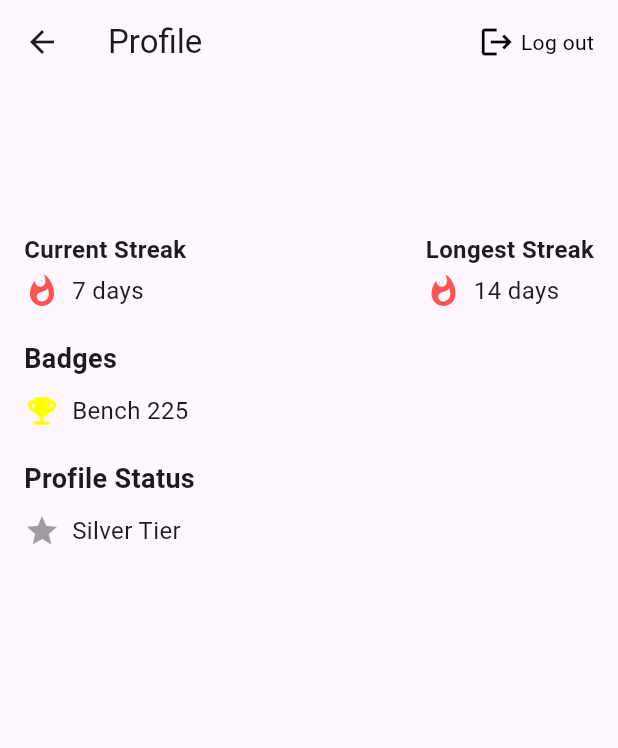
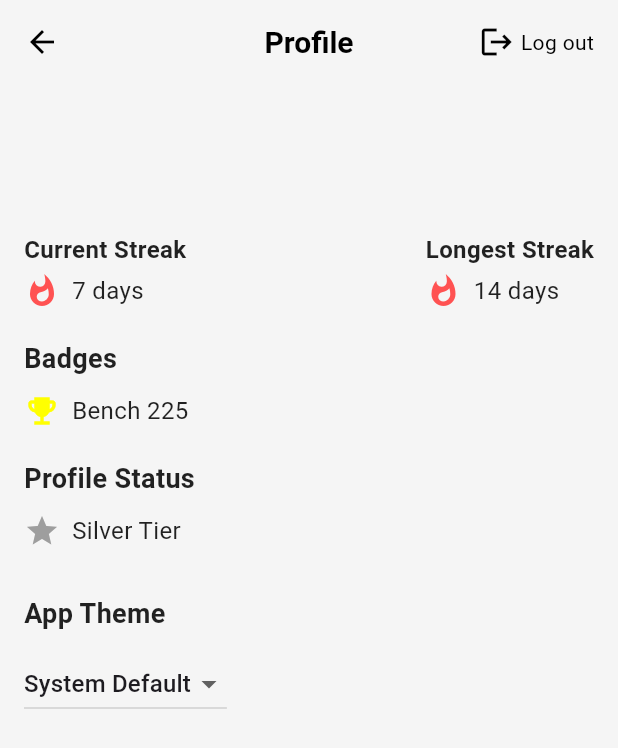
Before and after one commit to amarsheth19/GymGenius, a Flutter app: the ProfilePage screen opened directly, on a phone screen of 412 x 824 dp. Shown: the top 748 px of the screen. Run offline on Flutter 3.47's test engine with Material 3 defaults, Android fonts, the phone set to English and light mode, and no system bars; our stand-ins replace camera, cloud_firestore, firebase_auth, firebase_core, table_calendar, video_player; accounts and stored records are empty.

Commit message:
initalTheme
-> Created Light Mode and Dark Mode themes
-> Can access them via a dropdown in Profile (will move so that it is only accessible after you sign in)
-> Theme updates everywhere other than dashboard, so I will take a look at that later
-> Goal is to have more themes be unlockable as you gain badges

```diff
--- a/lib/main.dart
+++ b/lib/main.dart
@@ -45,9 +45,9 @@ final ThemeData lightTheme = ThemeData(
     ),
   ),
   bottomNavigationBarTheme: const BottomNavigationBarThemeData(
+    unselectedItemColor: Colors.grey,
+    selectedItemColor: Colors.blueAccent,
     backgroundColor: Color.fromARGB(255, 245, 245, 245),
-    selectedItemColor: Colors.blueAccent,
-    unselectedItemColor: Colors.grey,
   ),
 );
 
@@ -76,9 +76,9 @@ class MyApp extends StatelessWidget {
       builder: (context, currentTheme, _) {
         return MaterialApp(
           debugShowCheckedModeBanner: false,
-          //theme: lightTheme,
-          //darkTheme: darkTheme,
-          //themeMode: currentTheme,
+          theme: lightTheme,
+          themeMode: currentTheme,
+          darkTheme: darkTheme,
           home: const AuthWrapper(),
         );
       },
--- a/lib/profile_page.dart
+++ b/lib/profile_page.dart
@@ -1,7 +1,7 @@
 import 'package:flutter/material.dart';
 import 'package:firebase_auth/firebase_auth.dart';
 import 'login_page.dart';
-import 'main.dart';
+import 'main.dart'; // for themeNotifier
 
 class ProfilePage extends StatelessWidget {
   const ProfilePage({super.key});
@@ -23,7 +23,9 @@ class ProfilePage extends StatelessWidget {
                     await FirebaseAuth.instance.signOut();
                     Navigator.pushAndRemoveUntil(
                       context,
-                      MaterialPageRoute(builder: (context) => const MainScreen()),
+                      MaterialPageRoute(
+                        builder: (context) => const MainScreen(),
+                      ),
                       (route) => false,
                     );
                   },
@@ -34,7 +36,10 @@ class ProfilePage extends StatelessWidget {
                       SizedBox(width: 4),
                       Text(
                         "Log out",
-                        style: TextStyle(color: Colors.black, fontWeight: FontWeight.normal),
+                        style: TextStyle(
+                          color: Colors.black,
+                          fontWeight: FontWeight.normal,
+                        ),
                       ),
                     ],
                   ),
@@ -49,7 +54,9 @@ class ProfilePage extends StatelessWidget {
                   onTap: () {
                     Navigator.pushReplacement(
                       context,
-                      MaterialPageRoute(builder: (context) => const LoginPage()),
+                      MaterialPageRoute(
+                        builder: (context) => const LoginPage(),
+                      ),
                     );
                   },
                   child: const Row(
@@ -59,7 +66,10 @@ class ProfilePage extends StatelessWidget {
                       SizedBox(width: 4),
                       Text(
                         "Sign in",
-                        style: TextStyle(color: Colors.black, fontWeight: FontWeight.normal),
+                        style: TextStyle(
+                          color: Colors.black,
+                          fontWeight: FontWeight.normal,
+                        ),
                       ),
                     ],
                   ),
@@ -85,6 +95,40 @@ class ProfilePage extends StatelessWidget {
                 const SizedBox(height: 20),
                 _buildProfileStatus(),
               ],
+
+              const SizedBox(height: 30),
+              const Text(
+                "App Theme",
+                style: TextStyle(fontWeight: FontWeight.bold, fontSize: 18),
+              ),
+              const SizedBox(height: 10),
+              ValueListenableBuilder<ThemeMode>(
+                valueListenable: themeNotifier,
+                builder: (context, currentMode, _) {
+                  return DropdownButton<ThemeMode>(
+                    value: currentMode,
+                    onChanged: (ThemeMode? newMode) {
+                      if (newMode != null) {
+                        themeNotifier.value = newMode;
+                      }
+                    },
+                    items: const [
+                      DropdownMenuItem(
+                        value: ThemeMode.system,
+                        child: Text("System Default"),
+                      ),
+                      DropdownMenuItem(
+                        value: ThemeMode.light,
+                        child: Text("Light"),
+                      ),
+                      DropdownMenuItem(
+                        value: ThemeMode.dark,
+                        child: Text("Dark"),
+                      ),
+                    ],
+                  );
+                },
+              ),
             ],
           ),
         ),
@@ -174,10 +218,10 @@ class ProfilePage extends StatelessWidget {
         ),
         const SizedBox(height: 10),
         Row(
-          children: [
-            const Icon(Icons.star, color: Colors.grey, size: 24),
-            const SizedBox(width: 8),
-            const Text("Silver Tier", style: TextStyle(fontSize: 16)),
+          children: const [
+            Icon(Icons.star, color: Colors.grey, size: 24),
+            SizedBox(width: 8),
+            Text("Silver Tier", style: TextStyle(fontSize: 16)),
           ],
         ),
       ],
--- a/lib/record_page.dart
+++ b/lib/record_page.dart
@@ -399,9 +399,3 @@ class _RecordPageState extends State<RecordPage> {
     );
   }
 }
-<<<<<<< Updated upstream
-=======
-
-
-
->>>>>>> Stashed changes
```
